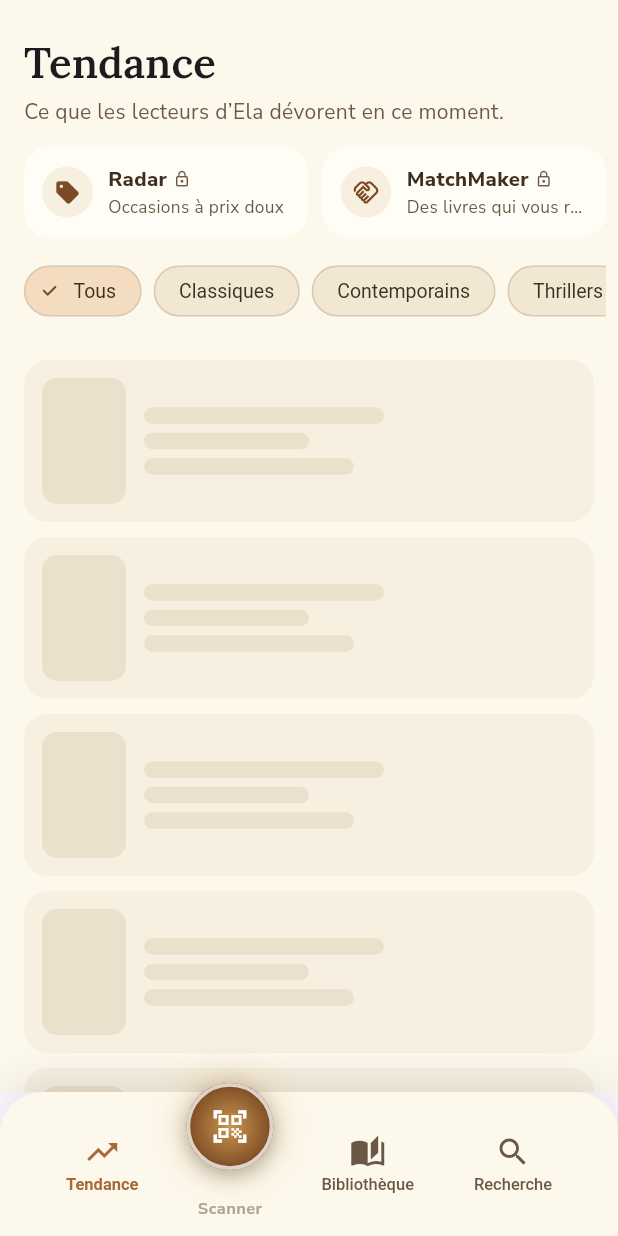
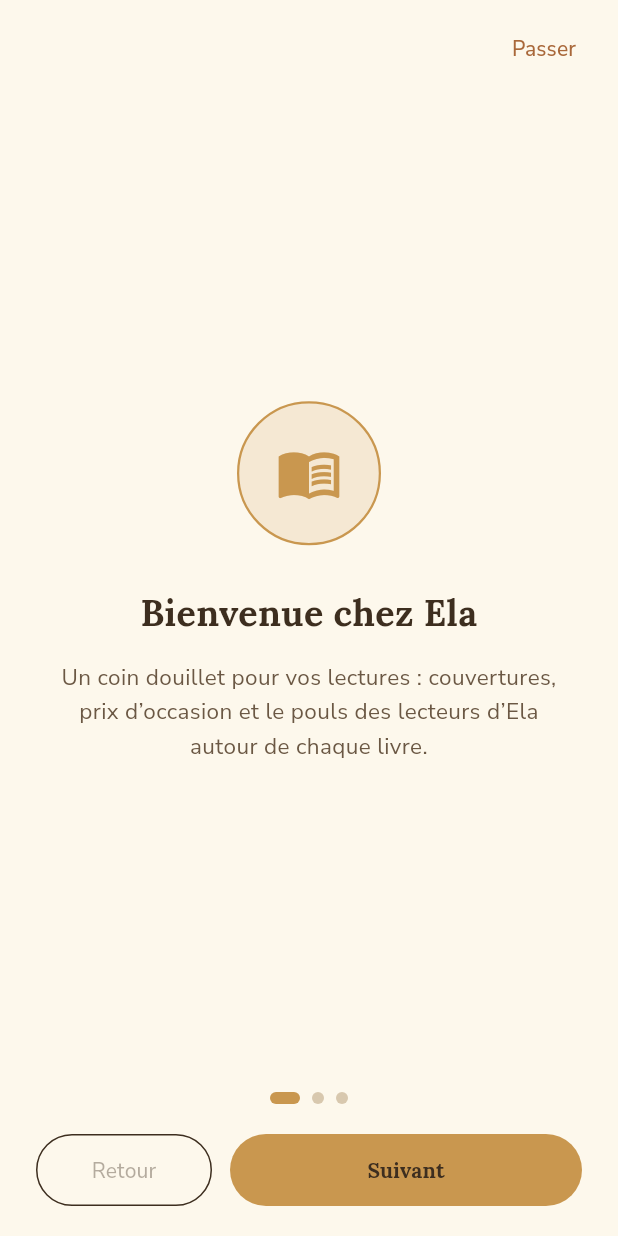
Before and after one commit to AlexandrLebegue/ela, a Flutter app: the first screen one second after launch, on a phone screen of 412 x 824 dp. Run offline on Flutter 3.47's test engine with Material 3 defaults, Android fonts, the phone set to English and light mode, and no system bars; our stand-ins replace cached_network_image, flutter_riverpod, go_router, google_fonts, shared_preferences; missing offline and left inert: mobile_scanner.

Commit message:
Étape 8 — Finitions : splash + onboarding 3 écrans (1ʳᵉ fois, mémorisé), icône Ela (adaptive + mipmaps générés en pur Dart), splash natif papier/nuit, accessibilité (or→encre 5:1, semantics), README, 29 tests verts, build debug OK

```diff
--- a/lib/app.dart
+++ b/lib/app.dart
@@ -1,15 +1,76 @@
+import 'dart:async';
+
 import 'package:flutter/material.dart';
 import 'package:flutter_riverpod/flutter_riverpod.dart';
 
+import 'core/flags.dart';
 import 'core/theme.dart';
+import 'features/onboarding/onboarding_screen.dart';
+import 'features/splash/splash_screen.dart';
 import 'providers.dart';
 
-class ElaApp extends ConsumerWidget {
+/// Racine de l'app : splash de marque → (onboarding la 1ʳᵉ fois) → shell.
+class ElaApp extends ConsumerStatefulWidget {
   const ElaApp({super.key});
 
   @override
-  Widget build(BuildContext context, WidgetRef ref) {
+  ConsumerState<ElaApp> createState() => _ElaAppState();
+}
+
+class _ElaAppState extends ConsumerState<ElaApp> {
+  // Sous flutter test le splash est omis (pas de ticker permanent,
+  // pas d'attente) ; l'onboarding reste testable (flag prefs).
+  final bool _skipSplash = isRunningUnderFlutterTest;
+  late bool _splashDone = _skipSplash;
+  Timer? _splashTimer;
+
+  @override
+  void initState() {
+    super.initState();
+    if (!_skipSplash) {
+      _splashTimer = Timer(const Duration(milliseconds: 1100), _markSplashDone);
+    }
+  }
+
+  void _markSplashDone() {
+    if (mounted) setState(() => _splashDone = true);
+  }
+
+  @override
+  void dispose() {
+    _splashTimer?.cancel();
+    super.dispose();
+  }
+
+  @override
+  Widget build(BuildContext context) {
+    final ref = this.ref;
     final themeMode = ref.watch(themeModeProvider);
+
+    if (!_splashDone) {
+      return MaterialApp(
+        title: 'Ela',
+        debugShowCheckedModeBanner: false,
+        theme: ElaTheme.light,
+        darkTheme: ElaTheme.dark,
+        themeMode: themeMode,
+        home: const SplashScreen(),
+      );
+    }
+
+    // L'onboarding n'est montré qu'une fois ; ensuite on passe
+    // directement au routeur (shell 4 branches + routes détail).
+    if (!ref.watch(onboardedProvider)) {
+      return MaterialApp(
+        title: 'Ela',
+        debugShowCheckedModeBanner: false,
+        theme: ElaTheme.light,
+        darkTheme: ElaTheme.dark,
+        themeMode: themeMode,
+        home: const OnboardingScreen(),
+      );
+    }
+
     return MaterialApp.router(
       title: 'Ela',
       debugShowCheckedModeBanner: false,
--- a/lib/core/theme.dart
+++ b/lib/core/theme.dart
@@ -43,7 +43,8 @@ class ElaTheme {
       primaryContainer: isLight ? Color(0xFFF3DCC0) : Color(0xFF4A3A22),
       onPrimaryContainer: isLight ? ElaColors.sepiaDeep : ElaColors.nightSepiaDeep,
       secondary: isLight ? ElaColors.gold : Color(0xFFD9A556),
-      onSecondary: Colors.white,
+      // Accessibilité : encre sur or (≥ 5:1) plutôt que blanc (≈ 2,6:1).
+      onSecondary: isLight ? ElaColors.ink : Color(0xFF3D2E1F),
       secondaryContainer: isLight ? Color(0xFFF7E7C8) : Color(0xFF3A3124),
       onSecondaryContainer: isLight ? Color(0xFF6B4E1E) : Color(0xFFEED9AE),
       surface: isLight ? ElaColors.paperSurface : ElaColors.nightSurface,
--- /dev/null
+++ b/lib/features/onboarding/onboarding_screen.dart
@@ -0,0 +1,238 @@
+import 'package:flutter/material.dart';
+import 'package:flutter_riverpod/flutter_riverpod.dart';
+
+import '../../core/haptics.dart';
+import '../../core/theme.dart';
+import '../../providers.dart';
+
+/// Onboarding court : 3 écrans, une seule fois (mémorisé dans les prefs).
+class OnboardingScreen extends ConsumerStatefulWidget {
+  const OnboardingScreen({super.key});
+
+  @override
+  ConsumerState<OnboardingScreen> createState() => _OnboardingScreenState();
+}
+
+class _OnboardingScreenState extends ConsumerState<OnboardingScreen> {
+  final PageController _pages = PageController();
+  int _page = 0;
+
+  static const _items = [
+    _OnboardPage(
+      icon: Icons.menu_book,
+      title: 'Bienvenue chez Ela',
+      body:
+          'Un coin douillet pour vos lectures : couvertures, prix d’occasion '
+          'et le pouls des lecteurs d’Ela autour de chaque livre.',
+    ),
+    _OnboardPage(
+      icon: Icons.auto_awesome,
+      title: '20 avis, 1 verdict',
+      body:
+          'Presse, web et communauté réunis autour d’une synthèse IA. '
+          'Gratuitement : 1 avis presse et 2 avis web — Premium débloque le reste.',
+    ),
+    _OnboardPage(
+      icon: Icons.cloud_circle,
+      title: 'Votre bibliothèque, partout',
+      body:
+          'Historique, Pile à Lire, jetons IA chaque mois… et un Premium à '
+          '2 €/mois, sans engagement, pour tout ouvrir.',
+    ),
+  ];
+
+  @override
+  void dispose() {
+    _pages.dispose();
+    super.dispose();
+  }
+
+  Future<void> _finish() async {
+    ElaHaptics.softTap();
+    await ref.read(onboardedProvider.notifier).finish();
+  }
+
+  void _go(int page) {
+    if (page == 0) {
+      _pages.jumpToPage(0);
+      return;
+    }
+    _pages.animateToPage(
+      page,
+      duration: const Duration(milliseconds: 320),
+      curve: Curves.easeOutCubic,
+    );
+  }
+
+  @override
+  Widget build(BuildContext context) {
+    final scheme = Theme.of(context).colorScheme;
+    final last = _page == _items.length - 1;
+    return Scaffold(
+      backgroundColor: scheme.surface,
+      body: SafeArea(
+        child: Column(
+          children: [
+            // « Passer » en haut à droite.
+            Align(
+              alignment: Alignment.centerRight,
+              child: Padding(
+                padding: const EdgeInsets.only(right: 16, top: 8),
+                child: TextButton(
+                  onPressed: _finish,
+                  child: const Text('Passer'),
+                ),
+              ),
+            ),
+            Expanded(
+              child: PageView.builder(
+                controller: _pages,
+                itemCount: _items.length,
+                onPageChanged: (i) => setState(() => _page = i),
+                itemBuilder: (context, i) => _OnboardCard(item: _items[i]),
+              ),
+            ),
+            Padding(
+              padding: const EdgeInsets.fromLTRB(24, 8, 24, 20),
+              child: Column(
+                children: [
+                  // Points de progression.
+                  Row(
+                    mainAxisAlignment: MainAxisAlignment.center,
+                    children: [
+                      for (var i = 0; i < _items.length; i++)
+                        Padding(
+                          padding: const EdgeInsets.symmetric(horizontal: 4),
+                          child: AnimatedContainer(
+                            duration: const Duration(milliseconds: 220),
+                            width: i == _page ? 20 : 8,
+                            height: 8,
+                            decoration: BoxDecoration(
+                              borderRadius: BorderRadius.circular(999),
+                              color: i == _page
+                                  ? ElaColors.gold
+                                  : ElaColors.lineLight,
+                            ),
+                          ),
+                        ),
+                    ],
+                  ),
+                  const SizedBox(height: 20),
+                  Row(
+                    children: [
+                      Expanded(
+                        child: OutlinedButton(
+                          onPressed:
+                              _page == 0 ? null : () => _go(_page - 1),
+                          style: OutlinedButton.styleFrom(
+                            padding:
+                                const EdgeInsets.symmetric(vertical: 14),
+                            side: BorderSide(color: scheme.outlineVariant),
+                          ),
+                          child: const Text('Retour'),
+                        ),
+                      ),
+                      const SizedBox(width: 12),
+                      Expanded(
+                        flex: 2,
+                        child: FilledButton(
+                          onPressed: () {
+                            if (last) {
+                              _finish();
+                            } else {
+                              _go(_page + 1);
+                            }
+                          },
+                          style: FilledButton.styleFrom(
+                            padding:
+                                const EdgeInsets.symmetric(vertical: 14),
+                            backgroundColor: ElaColors.gold,
+                            // Encre sur or (≈ 5:1) plutôt que blanc (2,6:1) :
+                            // accessibilité contraste.
+                            foregroundColor: ElaColors.ink,
+                          ),
+                          child: Text(
+                            last ? 'Commencer à lire' : 'Suivant',
+                            style: const TextStyle(
+                                fontFamily: 'Lora',
+                                fontWeight: FontWeight.w700),
+                          ),
+                        ),
+                      ),
+                    ],
+                  ),
+                ],
+              ),
+            ),
+          ],
+        ),
+      ),
+    );
+  }
+}
+
+class _OnboardPage {
+  const _OnboardPage({
+    required this.icon,
+    required this.title,
+    required this.body,
+  });
+
+  final IconData icon;
+  final String title;
+  final String body;
+}
+
+class _OnboardCard extends StatelessWidget {
+  const _OnboardCard({required this.item});
+
+  final _OnboardPage item;
+
+  @override
+  Widget build(BuildContext context) {
+    final scheme = Theme.of(context).colorScheme;
+    final isDark = Theme.of(context).brightness == Brightness.dark;
+    final gold = isDark ? ElaColors.nightSepia : ElaColors.gold;
+    return Center(
+      child: Padding(
+        padding: const EdgeInsets.symmetric(horizontal: 32, vertical: 24),
+        child: Column(
+          mainAxisSize: MainAxisSize.min,
+          children: [
+            Container(
+              width: 96,
+              height: 96,
+              decoration: BoxDecoration(
+                shape: BoxShape.circle,
+                color: gold.withValues(alpha: 0.16),
+                border: Border.all(color: gold, width: 1.5),
+              ),
+              child: Icon(item.icon, color: gold, size: 44),
+            ),
+            const SizedBox(height: 28),
+            Text(
+              item.title,
+              textAlign: TextAlign.center,
+              style: TextStyle(
+                fontFamily: 'Lora',
+                fontSize: 24,
+                fontWeight: FontWeight.w700,
+                color: scheme.onSurface,
+              ),
+            ),
+            const SizedBox(height: 14),
+            Text(
+              item.body,
+              textAlign: TextAlign.center,
+              style: TextStyle(
+                fontSize: 15,
+                height: 1.55,
+                color: scheme.onSurfaceVariant,
+              ),
+            ),
+          ],
+        ),
+      ),
+    );
+  }
+}
--- a/lib/features/search/search_screen.dart
+++ b/lib/features/search/search_screen.dart
@@ -74,6 +74,7 @@ class _SearchScreenState extends ConsumerState<SearchScreen>
                       ? null
                         : IconButton(
                           icon: const Icon(Icons.clear),
+                          tooltip: 'Effacer la recherche',
                           onPressed: () {
                             _controller.clear();
                             _debounce?.cancel();
--- a/lib/providers.dart
+++ b/lib/providers.dart
@@ -186,6 +186,22 @@ class ThemeModeNotifier extends Notifier<ThemeMode> {
 final themeModeProvider =
     NotifierProvider<ThemeModeNotifier, ThemeMode>(ThemeModeNotifier.new);
 
+/// Onboarding (3 écrans) : montré une seule fois, mémorisé dans les
+/// SharedPreferences (`ela.onboarded`).
+class OnboardedNotifier extends Notifier<bool> {
+  @override
+  bool build() =>
+      ref.watch(sharedPreferencesProvider).getBool('ela.onboarded') ?? false;
+
+  Future<void> finish() async {
+    state = true;
+    await ref.read(sharedPreferencesProvider).setBool('ela.onboarded', true);
+  }
+}
+
+final onboardedProvider =
+    NotifierProvider<OnboardedNotifier, bool>(OnboardedNotifier.new);
+
 /// Shell à 4 branches : Tendance / Scanner / Bibliothèque / Recherche.
 /// Le détail livre est hors shell (pas de bottom bar).
 final routerProvider = Provider<GoRouter>((ref) {
```
Also changed, not shown: lib/features/splash/splash_screen.dart (added, +106 -0 lines), tools/gen_launcher_icon.dart (added, +191 -0 lines), 16 other files.
